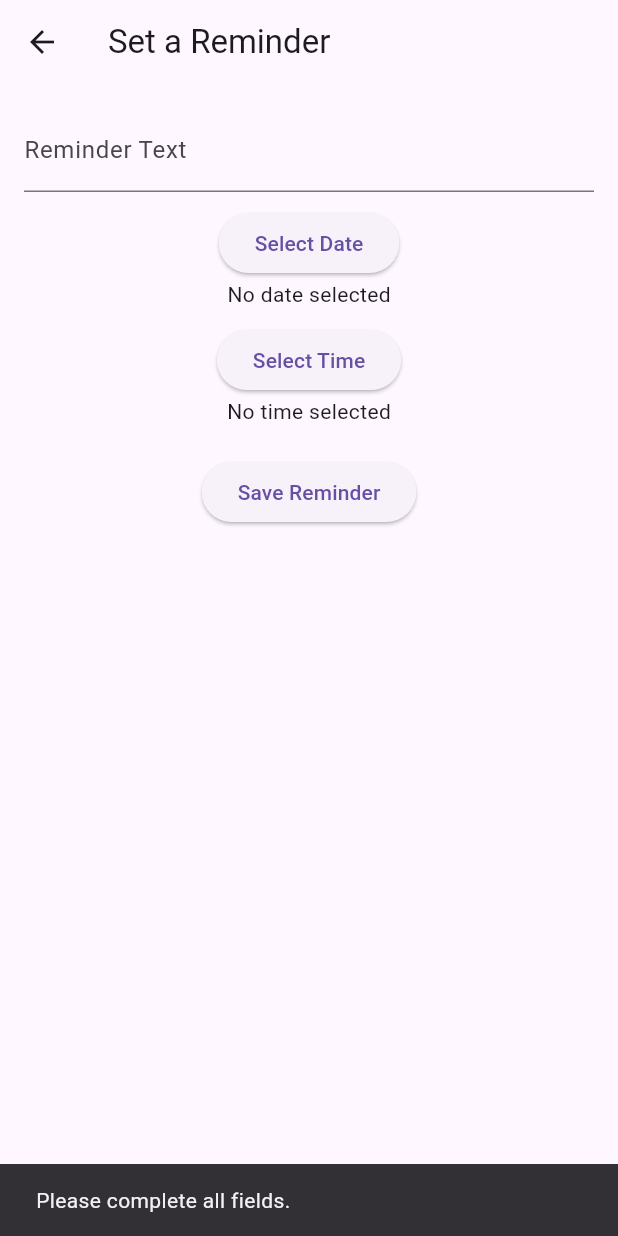
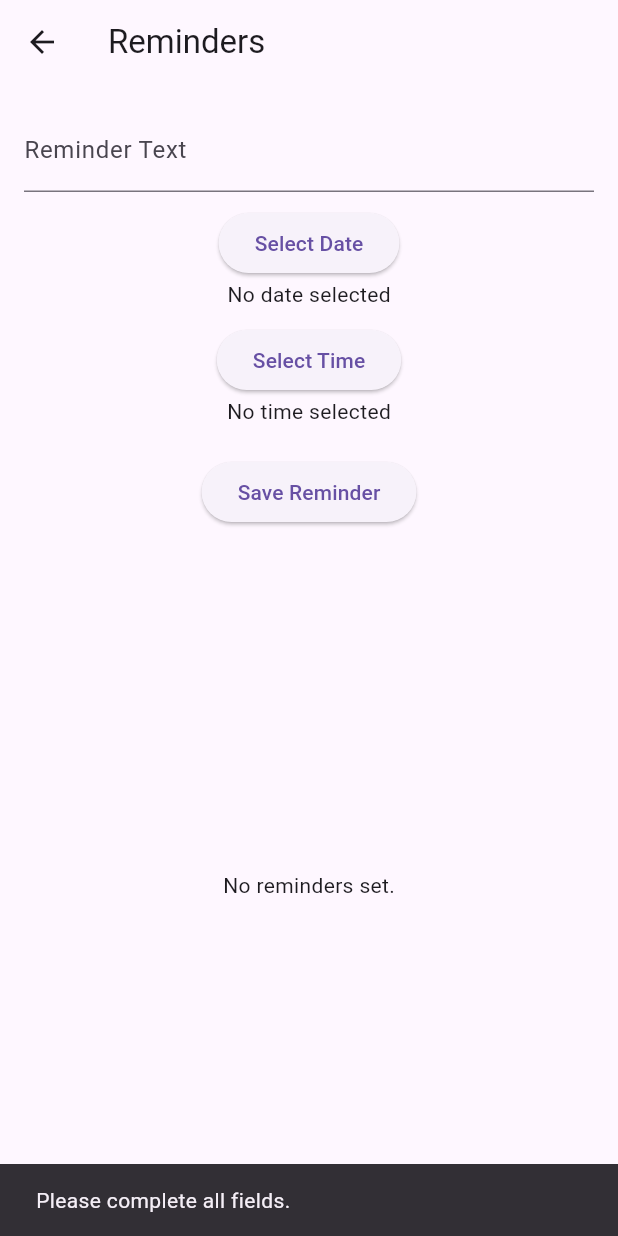
Before and after one commit to anguyen221/PawCare, a Flutter app: the RemindersScreen screen opened by its route, after a tap on "Save Reminder", on a phone screen of 412 x 824 dp. Run offline on Flutter 3.47's test engine with Material 3 defaults, Android fonts, the phone set to English and light mode, and no system bars; our stand-ins replace cloud_firestore, firebase_auth, firebase_core; accounts and stored records are empty.

Commit message:
Updated reminders_screen.dart to allow for deletion

```diff
--- a/lib/reminders_screen.dart
+++ b/lib/reminders_screen.dart
@@ -59,14 +59,32 @@ class _RemindersScreenState extends State<RemindersScreen> {
         'time': _selectedTime!.format(context),
         'createdAt': FieldValue.serverTimestamp(),
       });
-      Navigator.pop(context);
+      _reminderController.clear();
+      setState(() {
+        _selectedDate = null;
+        _selectedTime = null;
+      });
+    }
+  }
+
+  Future<void> _deleteReminder(String reminderId) async {
+    final user = FirebaseAuth.instance.currentUser;
+    if (user != null) {
+      await FirebaseFirestore.instance
+          .collection('users')
+          .doc(user.uid)
+          .collection('reminders')
+          .doc(reminderId)
+          .delete();
     }
   }
 
   @override
   Widget build(BuildContext context) {
+    final user = FirebaseAuth.instance.currentUser;
+
     return Scaffold(
-      appBar: AppBar(title: Text('Set a Reminder')),
+      appBar: AppBar(title: Text('Reminders')),
       body: Padding(
         padding: const EdgeInsets.all(16.0),
         child: Column(
@@ -83,6 +101,47 @@ class _RemindersScreenState extends State<RemindersScreen> {
             Text(_selectedTime != null ? _selectedTime!.format(context) : 'No time selected'),
             SizedBox(height: 20),
             ElevatedButton(onPressed: _saveReminder, child: Text('Save Reminder')),
+            SizedBox(height: 20),
+            Expanded(
+              child: StreamBuilder<QuerySnapshot>(
+                stream: FirebaseFirestore.instance
+                    .collection('users')
+                    .doc(user?.uid)
+                    .collection('reminders')
+                    .orderBy('createdAt', descending: true)
+                    .snapshots(),
+                builder: (context, snapshot) {
+                  if (snapshot.connectionState == ConnectionState.waiting) {
+                    return Center(child: CircularProgressIndicator());
+                  }
+
+                  if (snapshot.hasError) {
+                    return Center(child: Text('Error: ${snapshot.error}'));
+                  }
+
+                  final reminders = snapshot.data?.docs ?? [];
+
+                  if (reminders.isEmpty) {
+                    return Center(child: Text('No reminders set.'));
+                  }
+
+                  return ListView.builder(
+                    itemCount: reminders.length,
+                    itemBuilder: (context, index) {
+                      final reminder = reminders[index];
+                      return ListTile(
+                        title: Text(reminder['text']),
+                        subtitle: Text('${reminder['date']} at ${reminder['time']}'),
+                        trailing: IconButton(
+                          icon: Icon(Icons.delete, color: Colors.red),
+                          onPressed: () => _deleteReminder(reminder.id),
+                        ),
+                      );
+                    },
+                  );
+                },
+              ),
+            ),
           ],
         ),
       ),
```
